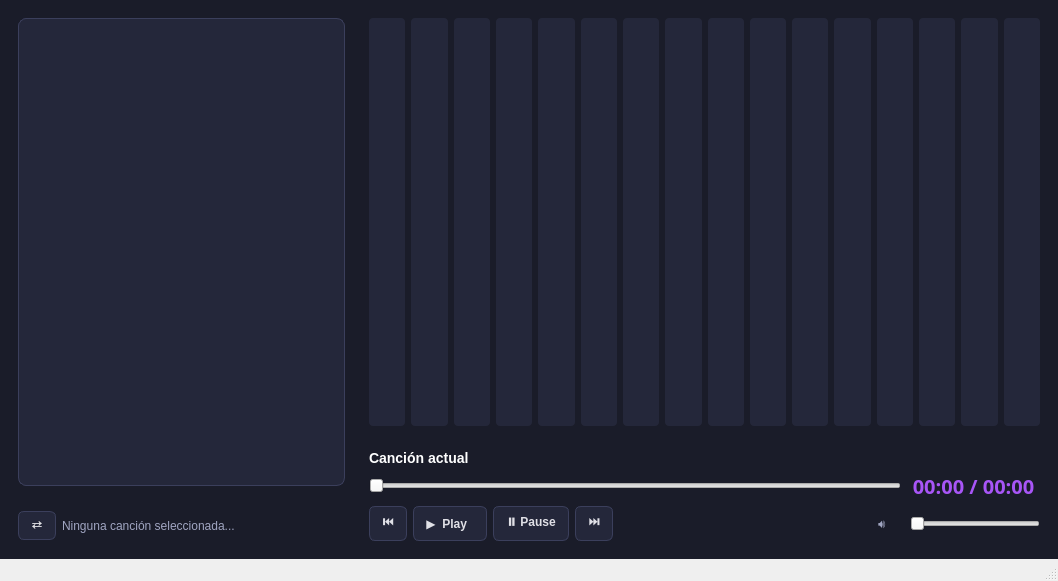
Above: mainwindow.ui from BertoSoft/QtMusic_V10 before the change. Below: the same form after it.
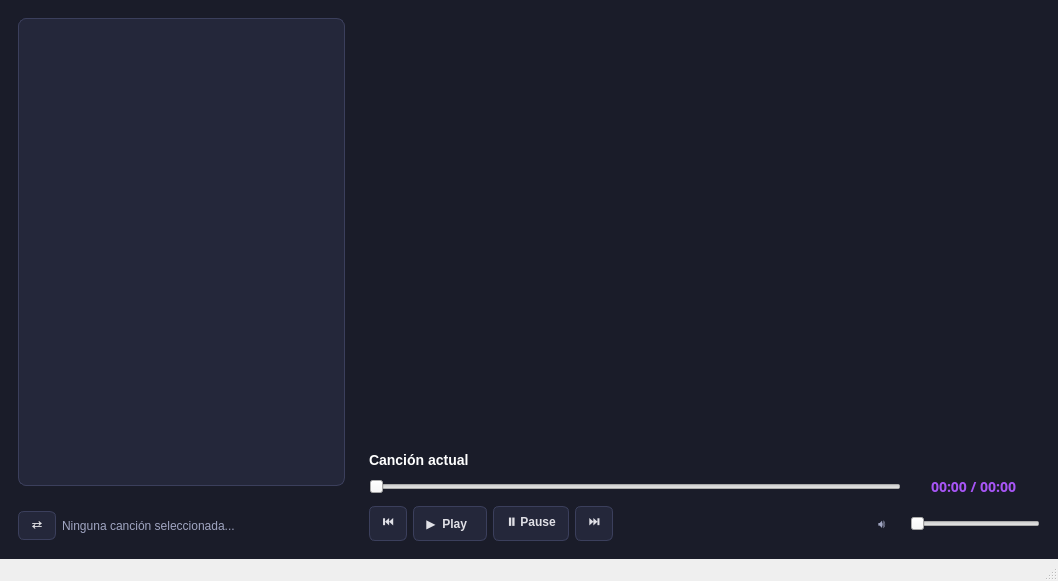
That is the form after the change.

Patch:
```diff
--- a/mainwindow.ui
+++ b/mainwindow.ui
@@ -61,7 +61,7 @@
 /* 🌟 AÑADE ESTE BLOQUE NUEVO AQUÍ: */
 #lblTiempo {
     color: #A855F7;
-    font-size: 20px;
+    font-size: 14px;
     font-weight: bold;
     font-family: &quot;Noto Sans&quot;, &quot;Segoe UI&quot;, sans-serif;
 }
@@ -133,315 +133,10 @@
      </layout>
     </item>
     <item>
-     <layout class="QVBoxLayout" name="verticalLayout_3" stretch="5,1">
+     <layout class="QVBoxLayout" name="verticalLayout_3" stretch="4,1">
       <item>
-       <widget class="QFrame" name="frame_3">
-        <layout class="QHBoxLayout" name="horizontalLayout_3">
-         <item>
-          <widget class="QProgressBar" name="barEcualizador_1">
-           <property name="sizePolicy">
-            <sizepolicy hsizetype="Expanding" vsizetype="Expanding">
-             <horstretch>0</horstretch>
-             <verstretch>0</verstretch>
-            </sizepolicy>
-           </property>
-           <property name="value">
-            <number>0</number>
-           </property>
-           <property name="textVisible">
-            <bool>false</bool>
-           </property>
-           <property name="orientation">
-            <enum>Qt::Orientation::Vertical</enum>
-           </property>
-          </widget>
-         </item>
-         <item>
-          <widget class="QProgressBar" name="barEcualizador_2">
-           <property name="sizePolicy">
-            <sizepolicy hsizetype="Expanding" vsizetype="Expanding">
-             <horstretch>0</horstretch>
-             <verstretch>0</verstretch>
-            </sizepolicy>
-           </property>
-           <property name="value">
-            <number>0</number>
-           </property>
-           <property name="textVisible">
-            <bool>false</bool>
-           </property>
-           <property name="orientation">
-            <enum>Qt::Orientation::Vertical</enum>
-           </property>
-          </widget>
-         </item>
-         <item>
-          <widget class="QProgressBar" name="barEcualizador_3">
-           <property name="sizePolicy">
-            <sizepolicy hsizetype="Expanding" vsizetype="Expanding">
-             <horstretch>0</horstretch>
-             <verstretch>0</verstretch>
-            </sizepolicy>
-           </property>
-           <property name="value">
-            <number>0</number>
-           </property>
-           <property name="textVisible">
-            <bool>false</bool>
-           </property>
-           <property name="orientation">
-            <enum>Qt::Orientation::Vertical</enum>
-           </property>
-          </widget>
-         </item>
-         <item>
-          <widget class="QProgressBar" name="barEcualizador_4">
-           <property name="sizePolicy">
-            <sizepolicy hsizetype="Expanding" vsizetype="Expanding">
-             <horstretch>0</horstretch>
-             <verstretch>0</verstretch>
-            </sizepolicy>
-           </property>
-           <property name="value">
-            <number>0</number>
-           </property>
-           <property name="textVisible">
-            <bool>false</bool>
-           </property>
-           <property name="orientation">
-            <enum>Qt::Orientation::Vertical</enum>
-           </property>
-          </widget>
-         </item>
-         <item>
-          <widget class="QProgressBar" name="barEcualizador_5">
-           <property name="sizePolicy">
-            <sizepolicy hsizetype="Expanding" vsizetype="Expanding">
-             <horstretch>0</horstretch>
-             <verstretch>0</verstretch>
-            </sizepolicy>
-           </property>
-           <property name="value">
-            <number>0</number>
-           </property>
-           <property name="textVisible">
-            <bool>false</bool>
-           </property>
-           <property name="orientation">
-            <enum>Qt::Orientation::Vertical</enum>
-           </property>
-          </widget>
-         </item>
-         <item>
-          <widget class="QProgressBar" name="barEcualizador_6">
-           <property name="sizePolicy">
-            <sizepolicy hsizetype="Expanding" vsizetype="Expanding">
-             <horstretch>0</horstretch>
-             <verstretch>0</verstretch>
-            </sizepolicy>
-           </property>
-           <property name="value">
-            <number>0</number>
-           </property>
-           <property name="textVisible">
-            <bool>false</bool>
-           </property>
-           <property name="orientation">
-            <enum>Qt::Orientation::Vertical</enum>
-           </property>
-          </widget>
-         </item>
-         <item>
-          <widget class="QProgressBar" name="barEcualizador_7">
-           <property name="sizePolicy">
-            <sizepolicy hsizetype="Expanding" vsizetype="Expanding">
-             <horstretch>0</horstretch>
-             <verstretch>0</verstretch>
-            </sizepolicy>
-           </property>
-           <property name="value">
-            <number>0</number>
-           </property>
-           <property name="textVisible">
-            <bool>false</bool>
-           </property>
-           <property name="orientation">
-            <enum>Qt::Orientation::Vertical</enum>
-           </property>
-          </widget>
-         </item>
-         <item>
-          <widget class="QProgressBar" name="barEcualizador_8">
-           <property name="sizePolicy">
-            <sizepolicy hsizetype="Expanding" vsizetype="Expanding">
-             <horstretch>0</horstretch>
-             <verstretch>0</verstretch>
-            </sizepolicy>
-           </property>
-           <property name="value">
-            <number>0</number>
-           </property>
-           <property name="textVisible">
-            <bool>false</bool>
-           </property>
-           <property name="orientation">
-            <enum>Qt::Orientation::Vertical</enum>
-           </property>
-          </widget>
-         </item>
-         <item>
-          <widget class="QProgressBar" name="barEcualizador_9">
-           <property name="sizePolicy">
-            <sizepolicy hsizetype="Expanding" vsizetype="Expanding">
-             <horstretch>0</horstretch>
-             <verstretch>0</verstretch>
-            </sizepolicy>
-           </property>
-           <property name="value">
-            <number>0</number>
-           </property>
-           <property name="textVisible">
-            <bool>false</bool>
-           </property>
-           <property name="orientation">
-            <enum>Qt::Orientation::Vertical</enum>
-           </property>
-          </widget>
-         </item>
-         <item>
-          <widget class="QProgressBar" name="barEcualizador_10">
-           <property name="sizePolicy">
-            <sizepolicy hsizetype="Expanding" vsizetype="Expanding">
-             <horstretch>0</horstretch>
-             <verstretch>0</verstretch>
-            </sizepolicy>
-           </property>
-           <property name="value">
-            <number>0</number>
-           </property>
-           <property name="textVisible">
-            <bool>false</bool>
-           </property>
-           <property name="orientation">
-            <enum>Qt::Orientation::Vertical</enum>
-           </property>
-          </widget>
-         </item>
-         <item>
-          <widget class="QProgressBar" name="barEcualizador_11">
-           <property name="sizePolicy">
-            <sizepolicy hsizetype="Expanding" vsizetype="Expanding">
-             <horstretch>0</horstretch>
-             <verstretch>0</verstretch>
-            </sizepolicy>
-           </property>
-           <property name="value">
-            <number>0</number>
-           </property>
-           <property name="textVisible">
-            <bool>false</bool>
-           </property>
-           <property name="orientation">
-            <enum>Qt::Orientation::Vertical</enum>
-           </property>
-          </widget>
-         </item>
-         <item>
-          <widget class="QProgressBar" name="barEcualizador_12">
-           <property name="sizePolicy">
-            <sizepolicy hsizetype="Expanding" vsizetype="Expanding">
-             <horstretch>0</horstretch>
-             <verstretch>0</verstretch>
-            </sizepolicy>
-           </property>
-           <property name="value">
-            <number>0</number>
-           </property>
-           <property name="textVisible">
-            <bool>false</bool>
-           </property>
-           <property name="orientation">
-            <enum>Qt::Orientation::Vertical</enum>
-           </property>
-          </widget>
-         </item>
-         <item>
-          <widget class="QProgressBar" name="barEcualizador_13">
-           <property name="sizePolicy">
-            <sizepolicy hsizetype="Expanding" vsizetype="Expanding">
-             <horstretch>0</horstretch>
-             <verstretch>0</verstretch>
-            </sizepolicy>
-           </property>
-           <property name="value">
-            <number>0</number>
-           </property>
-           <property name="textVisible">
-            <bool>false</bool>
-           </property>
-           <property name="orientation">
-            <enum>Qt::Orientation::Vertical</enum>
-           </property>
-          </widget>
-         </item>
-         <item>
-          <widget class="QProgressBar" name="barEcualizador_14">
-           <property name="sizePolicy">
-            <sizepolicy hsizetype="Expanding" vsizetype="Expanding">
-             <horstretch>0</horstretch>
-             <verstretch>0</verstretch>
-            </sizepolicy>
-           </property>
-           <property name="value">
-            <number>0</number>
-           </property>
-           <property name="textVisible">
-            <bool>false</bool>
-           </property>
-           <property name="orientation">
-            <enum>Qt::Orientation::Vertical</enum>
-           </property>
-          </widget>
-         </item>
-         <item>
-          <widget class="QProgressBar" name="barEcualizador_15">
-           <property name="sizePolicy">
-            <sizepolicy hsizetype="Expanding" vsizetype="Expanding">
-             <horstretch>0</horstretch>
-             <verstretch>0</verstretch>
-            </sizepolicy>
-           </property>
-           <property name="value">
-            <number>0</number>
-           </property>
-           <property name="textVisible">
-            <bool>false</bool>
-           </property>
-           <property name="orientation">
-            <enum>Qt::Orientation::Vertical</enum>
-           </property>
-          </widget>
-         </item>
-         <item>
-          <widget class="QProgressBar" name="barEcualizador_16">
-           <property name="sizePolicy">
-            <sizepolicy hsizetype="Expanding" vsizetype="Expanding">
-             <horstretch>0</horstretch>
-             <verstretch>0</verstretch>
-            </sizepolicy>
-           </property>
-           <property name="value">
-            <number>0</number>
-           </property>
-           <property name="textVisible">
-            <bool>false</bool>
-           </property>
-           <property name="orientation">
-            <enum>Qt::Orientation::Vertical</enum>
-           </property>
-          </widget>
-         </item>
-        </layout>
+       <widget class="QFrame" name="frame_equalizador">
+        <layout class="QHBoxLayout" name="horizontalLayout_3"/>
        </widget>
       </item>
       <item>
```
